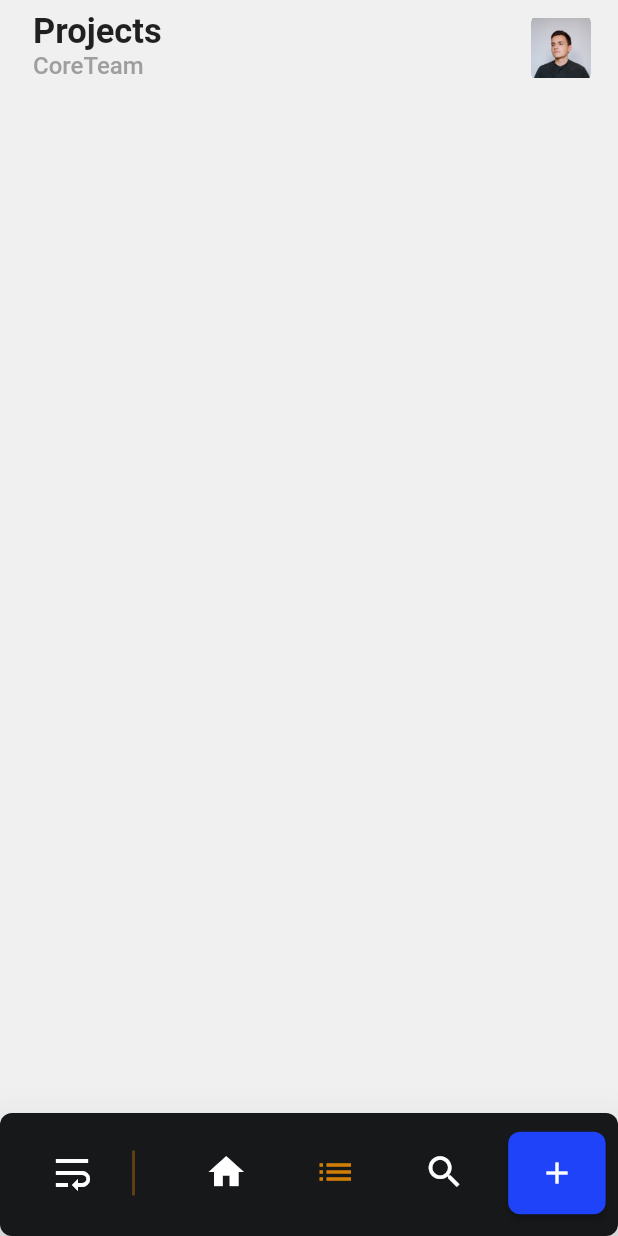
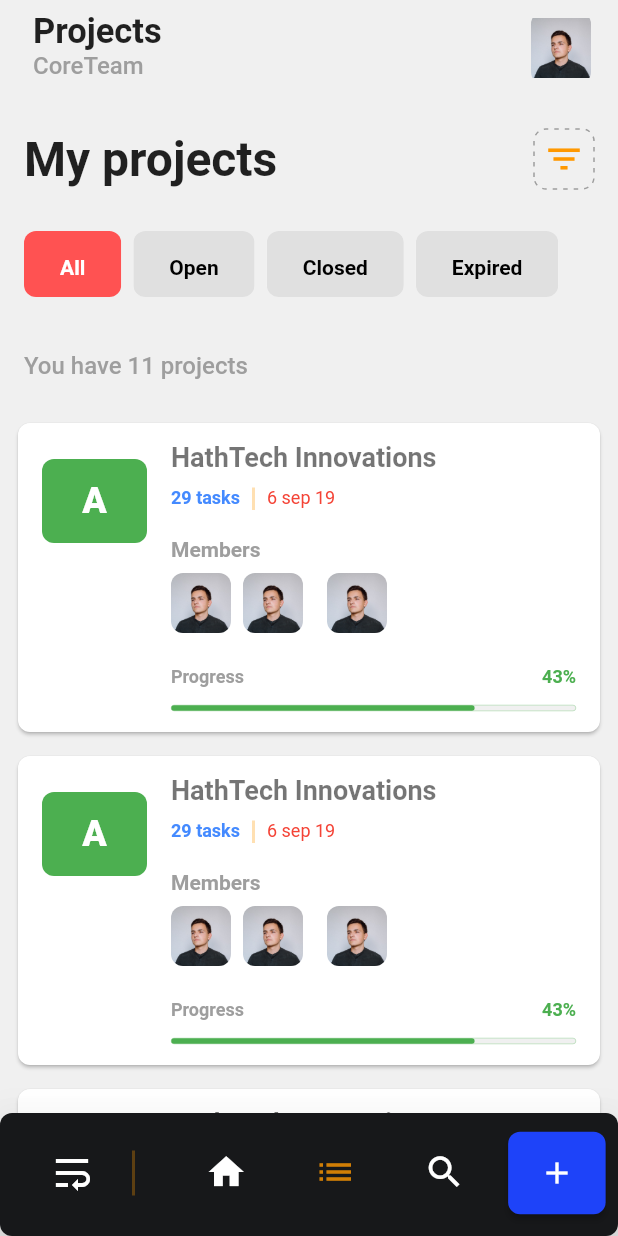
Before and after one commit to HathTech/Flutter-Task-App, a Flutter app: the screen it shows after launch, item 2 of the bottom bar chosen, on a phone screen of 412 x 824 dp. Run offline on Flutter 3.47's test engine with Material 2 defaults, Android fonts, the phone set to English and light mode, and no system bars; our stand-ins replace path_drawing; Roboto replaces fonts that are missing (Montserrat, SF).

Commit message:
added projects screen

```diff
--- a/lib/screens/home.dart
+++ b/lib/screens/home.dart
@@ -1,5 +1,6 @@
 import 'package:flutter/material.dart';
 import 'package:task_app/screens/dashboad.dart';
+import 'package:task_app/screens/projects.dart';
 import 'package:task_app/widgets/bottom_nav.dart';
 
 class Home extends StatefulWidget {
@@ -83,7 +84,7 @@ class HomeState extends State<Home> {
             body:
                 TabBarView(physics: NeverScrollableScrollPhysics(), children: [
               Dashboard(),
-              accountTab(),
+              Projects(),
               accountTab(),
             ]),
 
--- /dev/null
+++ b/lib/screens/projects.dart
@@ -0,0 +1,76 @@
+import 'package:flutter/material.dart';
+import 'package:task_app/widgets/dashed_rect.dart';
+import 'package:task_app/widgets/filter.dart';
+import 'package:task_app/widgets/heading.dart';
+import 'package:task_app/widgets/project_card_tile.dart';
+import 'package:task_app/widgets/project_detail_card.dart';
+
+class Projects extends StatelessWidget {
+  @override
+  Widget build(BuildContext context) {
+    return LayoutBuilder(
+      builder: (BuildContext context, BoxConstraints viewportConstraints) {
+        return SingleChildScrollView(
+          scrollDirection: Axis.vertical,
+          child: ConstrainedBox(
+            constraints:
+                BoxConstraints(minHeight: viewportConstraints.maxHeight),
+            child: Column(children: [
+              SizedBox(
+                height: 22,
+              ),
+              Heading(
+                text: Text(
+                  "My projects",
+                  style: TextStyle(fontSize: 32, fontWeight: FontWeight.w600),
+                ),
+                button: DottedBorder(
+                    borderType: BorderType.RRect,
+                    radius: Radius.circular(8),
+                    color: Colors.grey,
+                    child: Center(
+                      child: Icon(
+                        Icons.filter_list,
+                        size: 28,
+                        color: Colors.orange,
+                      ),
+                    ),
+                    strokeWidth: 1,
+                    dashPattern: [3, 4]),
+              ),
+              SizedBox(
+                height: 12,
+              ),
+              FiltersWidget(
+                updateFilter: () {},
+              ),
+              SizedBox(
+                height: 12,
+              ),
+              Heading(
+                text: Text(
+                  "You have 11 projects",
+                  style: TextStyle(
+                      fontSize: 16,
+                      fontWeight: FontWeight.w500,
+                      color: Colors.grey[500]),
+                ),
+                button: SizedBox(),
+              ),
+              Container(
+                child: ListView.builder(
+                  shrinkWrap: true,
+                  physics: NeverScrollableScrollPhysics(),
+                  itemCount: 5,
+                  itemBuilder: (BuildContext context, int index) {
+                    return ProjectDetailCard();
+                  },
+                ),
+              )
+            ]),
+          ),
+        );
+      },
+    );
+  }
+}
--- /dev/null
+++ b/lib/widgets/filter.dart
@@ -0,0 +1,71 @@
+import "package:flutter/material.dart";
+
+class FiltersWidget extends StatefulWidget {
+  FiltersWidget({Key key, @required this.updateFilter}) : super(key: key);
+
+  final Function updateFilter;
+
+  @override
+  State<StatefulWidget> createState() {
+    return FiltersWidgetState();
+  }
+}
+
+class FiltersWidgetState extends State<FiltersWidget> {
+  Widget _buildBadge(title) {
+    return Padding(
+      padding: const EdgeInsets.only(left: 8.0),
+      child: GestureDetector(
+        onTap: () {
+          selectedFilter = title.toLowerCase();
+          widget.updateFilter(title.toLowerCase());
+        },
+        child: RawChip(
+          padding: EdgeInsets.all(16),
+          label: Text(
+            title,
+            style: TextStyle(
+                fontFamily: "Montserrat", fontWeight: FontWeight.bold),
+          ),
+          labelStyle: TextStyle(
+              color: selectedFilter == title.toLowerCase()
+                  ? Colors.white
+                  : Colors.black,
+              fontSize: 14.0),
+          backgroundColor: selectedFilter == title.toLowerCase()
+              ? Colors.redAccent
+              : Colors.grey[300],
+          shape: RoundedRectangleBorder(
+            borderRadius: BorderRadius.all(
+              Radius.circular(8.0),
+            ),
+          ),
+        ),
+      ),
+    );
+  }
+
+  String selectedFilter = "all";
+
+  final List filters = [
+    "All",
+    "Open",
+    "Closed",
+    "Expired",
+  ];
+
+  @override
+  Widget build(BuildContext context) {
+    return Container(
+      height: 60.0,
+      padding: EdgeInsets.only(left: 8.0, top: 8, bottom: 8),
+      child: ListView.builder(
+        scrollDirection: Axis.horizontal,
+        itemCount: filters.length,
+        itemBuilder: (BuildContext context, int index) {
+          return _buildBadge(filters[index]);
+        },
+      ),
+    );
+  }
+}
--- /dev/null
+++ b/lib/widgets/project_detail_card.dart
@@ -0,0 +1,180 @@
+import 'package:task_app/widgets/progress_indicator.dart';
+import 'package:flutter/material.dart';
+
+import 'dart:math' as math;
+
+class ProjectDetailCard extends StatelessWidget {
+  final List title = [
+    "HathTech",
+    "Automotive Shop",
+    "HathTech Innovations",
+  ];
+
+  final List colors = [Colors.blue, Colors.black, Colors.green];
+
+  @override
+  Widget build(BuildContext context) {
+    var rng = new math.Random.secure();
+    return Padding(
+        padding: EdgeInsets.only(left: 8.0, right: 8.0, top: 4.0, bottom: 4.0),
+        child: Card(
+          elevation: 1.0,
+          shape:
+              RoundedRectangleBorder(borderRadius: BorderRadius.circular(8.0)),
+          child: Padding(
+            padding: const EdgeInsets.only(top: 8.0, bottom: 8),
+            child: ListTile(
+              leading: Container(
+                child: Center(
+                  child: Text(
+                    title[rng.nextInt(3)].split(" ")[0][0],
+                    style: TextStyle(
+                        color: Colors.white,
+                        fontWeight: FontWeight.w900,
+                        fontSize: 24),
+                  ),
+                ),
+                decoration: BoxDecoration(
+                    borderRadius: new BorderRadius.circular(8.0),
+                    color: colors[rng.nextInt(3)]),
+                width: 70.0,
+                height: 80.0,
+              ),
+              title: Column(
+                mainAxisAlignment: MainAxisAlignment.start,
+                crossAxisAlignment: CrossAxisAlignment.start,
+                children: <Widget>[
+                  Text(
+                    title[rng.nextInt(3)],
+                    style: TextStyle(
+                        color: Colors.black54,
+                        fontWeight: FontWeight.w700,
+                        fontSize: 18,
+                        fontFamily: "SF"),
+                    maxLines: 1,
+                    overflow: TextOverflow.ellipsis,
+                  ),
+                  SizedBox(
+                    height: 10,
+                  ),
+                  Row(
+                    mainAxisAlignment: MainAxisAlignment.start,
+                    crossAxisAlignment: CrossAxisAlignment.start,
+                    children: <Widget>[
+                      Text(
+                        "${rng.nextInt(40)} tasks",
+                        style: TextStyle(
+                            color: Colors.blueAccent,
+                            fontSize: 12,
+                            fontWeight: FontWeight.bold),
+                        maxLines: 1,
+                        overflow: TextOverflow.ellipsis,
+                      ),
+                      SizedBox(
+                        width: 8,
+                      ),
+                      Container(
+                        width: 2.0,
+                        color: Colors.orange.withOpacity(0.3),
+                        height: 15,
+                      ),
+                      SizedBox(
+                        width: 8,
+                      ),
+                      Text(
+                        "${rng.nextInt(30)} sep 19",
+                        style: TextStyle(
+                          fontSize: 12,
+                          color: Colors.red,
+                        ),
+                      ),
+                    ],
+                  ),
+                  SizedBox(
+                    height: 18,
+                  ),
+                  Text(
+                    "Members",
+                    style: TextStyle(
+                      fontSize: 14,
+                      fontWeight: FontWeight.bold,
+                      color: Colors.grey[500],
+                    ),
+                  ),
+                  Container(
+                    width: MediaQuery.of(context).size.width * 0.7,
+                    child: Row(
+                      children: <Widget>[
+                        Container(
+                          decoration: BoxDecoration(
+                              borderRadius: new BorderRadius.circular(8.0),
+                              image: DecorationImage(
+                                  image: AssetImage("assets/user.jpeg"))),
+                          width: 40.0,
+                          height: 40.0,
+                        ),
+                        Container(
+                          margin: EdgeInsets.all(8),
+                          decoration: BoxDecoration(
+                              borderRadius: new BorderRadius.circular(8.0),
+                              image: DecorationImage(
+                                  image: AssetImage("assets/user.jpeg"))),
+                          width: 40.0,
+                          height: 40.0,
+                        ),
+                        Container(
+                          margin: EdgeInsets.all(8),
+                          decoration: BoxDecoration(
+                              borderRadius: new BorderRadius.circular(8.0),
+                              image: DecorationImage(
+                                  image: AssetImage("assets/user.jpeg"))),
+                          width: 40.0,
+                          height: 40.0,
+                        ),
+                      ],
+                    ),
+                  ),
+                  SizedBox(
+                    height: 14,
+                  ),
+                  Row(
+                    mainAxisAlignment: MainAxisAlignment.spaceBetween,
+                    children: <Widget>[
+                      Text(
+                        "Progress",
+                        style: TextStyle(
+                            color: Colors.grey[500],
+                            fontSize: 12,
+                            fontWeight: FontWeight.bold),
+                      ),
+                      Text(
+                        "43%",
+                        style: TextStyle(
+                          color: Colors.green,
+                          fontWeight: FontWeight.bold,
+                          fontSize: 12,
+                        ),
+                        maxLines: 1,
+                        overflow: TextOverflow.ellipsis,
+                      ),
+                    ],
+                  ),
+                  SizedBox(
+                    height: 12,
+                  ),
+                  FAProgressBar(
+                    size: 4,
+                    currentValue: 75,
+                    progressColor: Colors.green,
+                    backgroundColor: Color(0xffF0F0F0),
+                  ),
+                  SizedBox(
+                    height: 2,
+                  ),
+                ],
+              ),
+            ),
+          ),
+        ));
+  }
+}
```
